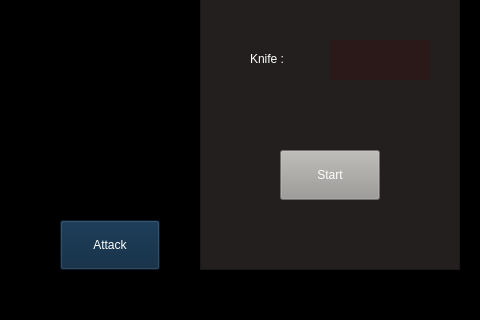
Qt form QT_Project_GeunHyeongKim/mainwindow.ui (kgh2005/QT_Project_GeunHyeongKim) before a commit; both pictures show x 320 to 800 and y 280 to 600 of the 800 by 600 pixel window.
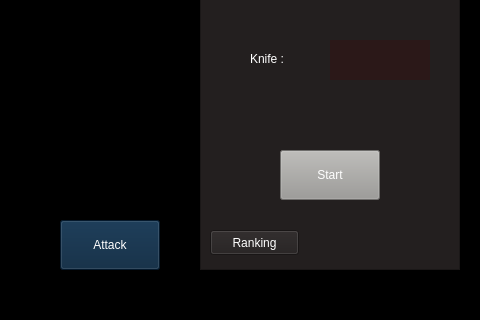
The same form after that commit. Icons and pictures are not drawn.

```diff
--- a/QT_Project_GeunHyeongKim/mainwindow.ui
+++ b/QT_Project_GeunHyeongKim/mainwindow.ui
@@ -258,6 +258,42 @@
      <string/>
     </property>
    </widget>
+   <widget class="QLabel" name="SuccessFail">
+    <property name="geometry">
+     <rect>
+      <x>170</x>
+      <y>280</y>
+      <width>161</width>
+      <height>100</height>
+     </rect>
+    </property>
+    <property name="styleSheet">
+     <string notr="true">font: 25 25pt &quot;URW Bookman&quot;;
+color: rgb(255, 255, 255);
+background: transparent;</string>
+    </property>
+    <property name="text">
+     <string/>
+    </property>
+   </widget>
+   <widget class="QPushButton" name="ranking">
+    <property name="geometry">
+     <rect>
+      <x>530</x>
+      <y>510</y>
+      <width>89</width>
+      <height>25</height>
+     </rect>
+    </property>
+    <property name="styleSheet">
+     <string notr="true">font: 25 10pt &quot;URW Bookman&quot;;
+color: rgb(255, 255, 255);
+background-color: rgb(35, 31, 31);</string>
+    </property>
+    <property name="text">
+     <string>Ranking</string>
+    </property>
+   </widget>
   </widget>
   <widget class="QStatusBar" name="statusbar"/>
  </widget>
```
